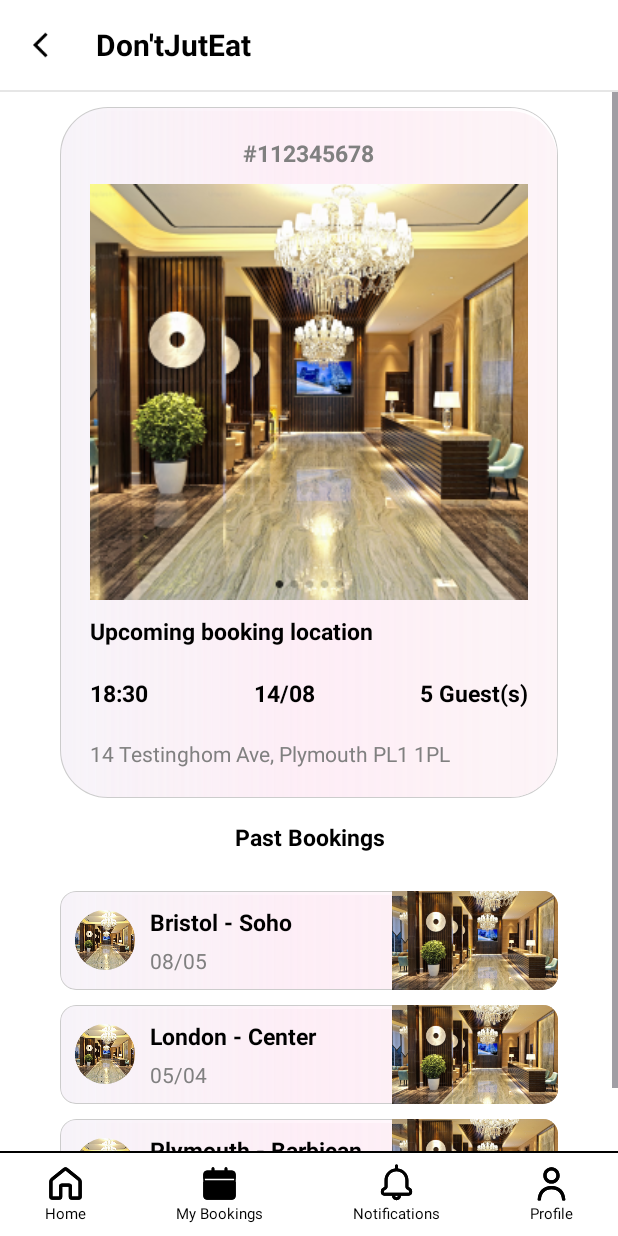
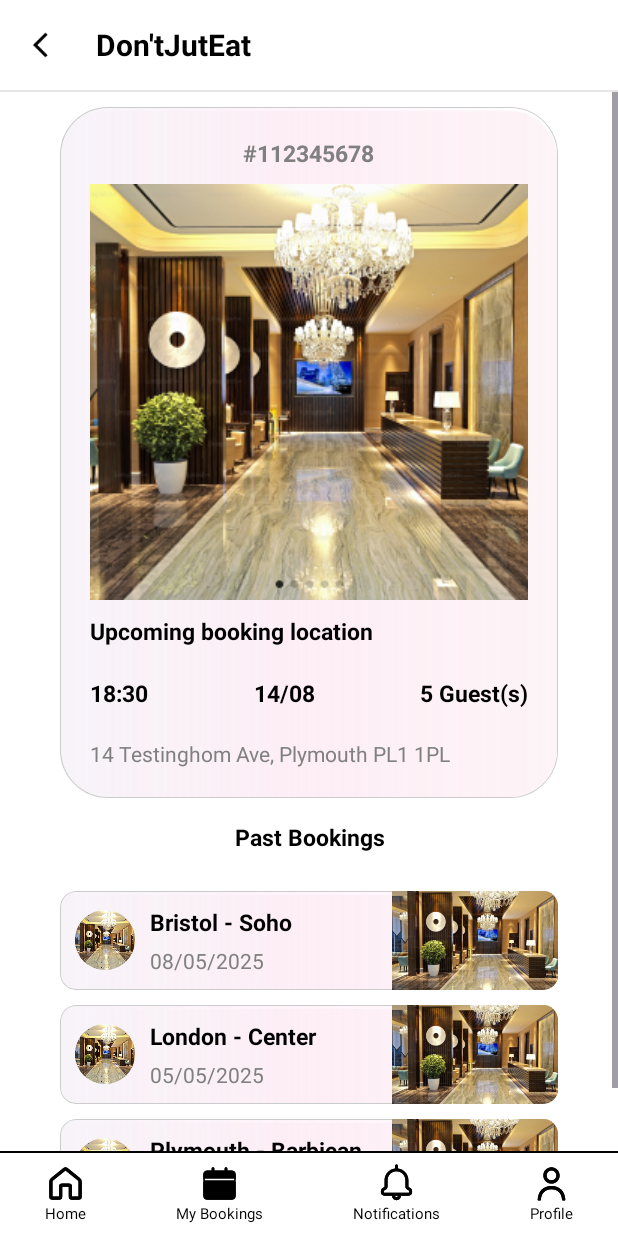
Before and after one commit to mzst-26/Don-tJustEat, an Android app: the my_bookings screen opened directly, with no data from a screen before it, on a phone screen of 412 x 824 dp. Run offline under Robolectric (Android 15) with nearby library versions, the phone set to English and light mode, and no system bars.

Commit message:
Add booking detail popup and enhance booking UI
Introduced a detailed booking popup dialog with actions (status update, review, edit, cancel) and updated the BookingCard model to include date, guests, and status. Added new button styles and colours for improved UI consistency and created the corresponding layout for the booking detail popup.

```diff
--- a/app/src/main/java/com/example/dontjusteat/my_bookings.java
+++ b/app/src/main/java/com/example/dontjusteat/my_bookings.java
@@ -1,14 +1,17 @@
 package com.example.dontjusteat;
 
+import android.app.Dialog;
 import android.os.Bundle;
 import android.view.LayoutInflater;
 import android.view.View;
+import android.widget.Button;
 import android.widget.ImageView;
 import android.widget.LinearLayout;
 import android.widget.TextView;
 
 import androidx.appcompat.app.AppCompatActivity;
 
+import java.io.ByteArrayOutputStream;
 import java.util.ArrayList;
 import java.util.List;
 
@@ -19,16 +22,25 @@ public class my_bookings extends AppCompatActivity {
     // Simple data holder for the cards
     private static class BookingCard {
         String location;
+        String date;
         String time;
+        String numberOfGuests;
+        String booking_status;
+
         int bigImageResId;
         int smallImageResId;
 
-        BookingCard(String location, String time, int bigImageResId, int smallImageResId) {
+        BookingCard(String location, String date,String time, String numberOfGuests, String booking_status, int bigImageResId, int smallImageResId) {
             this.location = location;
+            this.date = date;
             this.time = time;
+            this.numberOfGuests = numberOfGuests;
+            this.booking_status = booking_status;
             this.bigImageResId = bigImageResId;
             this.smallImageResId = smallImageResId;
         }
+        List<BookingCard> data;
+
     }
 
     @Override
@@ -43,9 +55,37 @@ public class my_bookings extends AppCompatActivity {
         bookingsContainer = findViewById(R.id.past_booking_card_container);
         // Fake data for now than later I will replace it with the real data from the DB
         List<BookingCard> cards = new ArrayList<>();
-        cards.add(new BookingCard("Bristol - Soho", "08/05", R.drawable.restaurant_image, R.drawable.restaurant_image));
-        cards.add(new BookingCard("London - Center", "05/04", R.drawable.restaurant_image, R.drawable.restaurant_image));
-        cards.add(new BookingCard("Plymouth - Barbican", "02/04", R.drawable.restaurant_image, R.drawable.restaurant_image));
+
+        cards.add(new BookingCard(
+                "Bristol - Soho",
+                "08/05/2025",
+                "19:30",
+                "2 Guests",
+                "Completed",
+                R.drawable.restaurant_image,
+                R.drawable.restaurant_image
+        ));
+
+        cards.add(new BookingCard(
+                "London - Center",
+                "05/05/2025",
+                "18:00",
+                "4 Guests",
+                "Completed",
+                R.drawable.restaurant_image,
+                R.drawable.restaurant_image
+        ));
+
+        cards.add(new BookingCard(
+                "Plymouth - Barbican",
+                "02/05/2025",
+                "20:15",
+                "3 Guests",
+                "Cancelled",
+                R.drawable.restaurant_image,
+                R.drawable.restaurant_image
+        ));
+
 
         renderCards(cards);
 
@@ -71,12 +111,69 @@ public class my_bookings extends AppCompatActivity {
             imgSmall.setImageResource(cardData.smallImageResId);
             imgBig.setImageResource(cardData.bigImageResId);
             txtLocation.setText(cardData.location);
-            txtTime.setText(cardData.time);
+            txtTime.setText(cardData.date);
+            cardView.setOnClickListener(v -> popUpHandler(cardData));
 
             // add this card to the container to be displayed
             bookingsContainer.addView(cardView);
         }
     }
 
+    private void popUpHandler(BookingCard booking) {
+
+        Dialog popUp = new Dialog(this);
+        popUp.setContentView(R.layout.component_my_booking_detail_popup);
+        popUp.setCancelable(true);
+
+        // Make background transparent (important for rounded popup)
+        if (popUp.getWindow() != null) {
+            popUp.getWindow().setBackgroundDrawableResource(android.R.color.transparent);
+        }
+
+        // get all the views
+        TextView location = popUp.findViewById(R.id.latest_booking_location);
+        TextView time = popUp.findViewById(R.id.latest_booking_time);
+        TextView date = popUp.findViewById(R.id.latest_booking_date);
+        TextView guests = popUp.findViewById(R.id.latest_booking_guest_number);
+        TextView status = popUp.findViewById(R.id.current_booking_status);
+
+        //get all the buttons
+        Button statusBtn = popUp.findViewById(R.id.StatusUpdateButton);
+        Button reviewBtn = popUp.findViewById(R.id.LeaveAReviewButton);
+        Button editBtn = popUp.findViewById(R.id.RequestEditButton);
+        Button cancelBtn = popUp.findViewById(R.id.RequestCancelButton);
+
+        // fill the views with data
+        location.setText(booking.location);
+        time.setText(booking.time); // placeholder
+        date.setText(booking.date);
+        guests.setText(booking.numberOfGuests); // placeholder
+        status.setText(booking.booking_status);
+
+        // handle the buttons
+        statusBtn.setOnClickListener(v -> bookingStatusUpdateHandler());
+        reviewBtn.setOnClickListener(v -> leaveAReviewHandler());
+        editBtn.setOnClickListener(v -> requestAnEditHandler());
+        cancelBtn.setOnClickListener(v -> requestCancellationHandler());
+
+        // show the popup
+        popUp.show();
+    }
+
+
+    private void bookingStatusUpdateHandler() {
+
+    }
+
+    private void leaveAReviewHandler() {
+
+    }
+
+    private void requestAnEditHandler() {
+
+    }
+    private void requestCancellationHandler() {
+
+    }
 
 }
--- a/app/src/main/res/values/colors.xml
+++ b/app/src/main/res/values/colors.xml
@@ -16,8 +16,6 @@
     <color name="card_pink_shadow_end">#00000000</color>
     <!--Border shadow-->
     <color name="card_border_shadow">#33000000</color>  <!-- semi-transparent black -->
-
-
-
-    "
+    <color name="green_button" >#5DBB63</color>
+    <color name="red_button" >#FF605C</color>
 </resources>
```
Also changed, not shown: app/src/main/res/layout/component_my_booking_detail_popup.xml (added, +200 -0 lines), app/src/main/res/values/themes.xml (+27 -0 lines).
